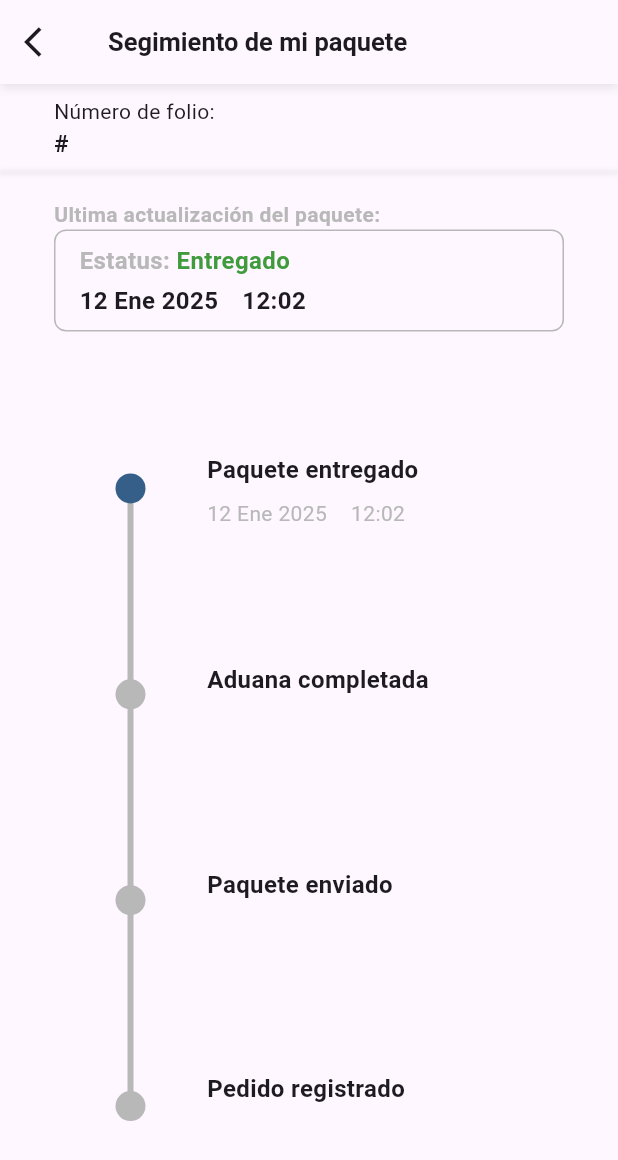
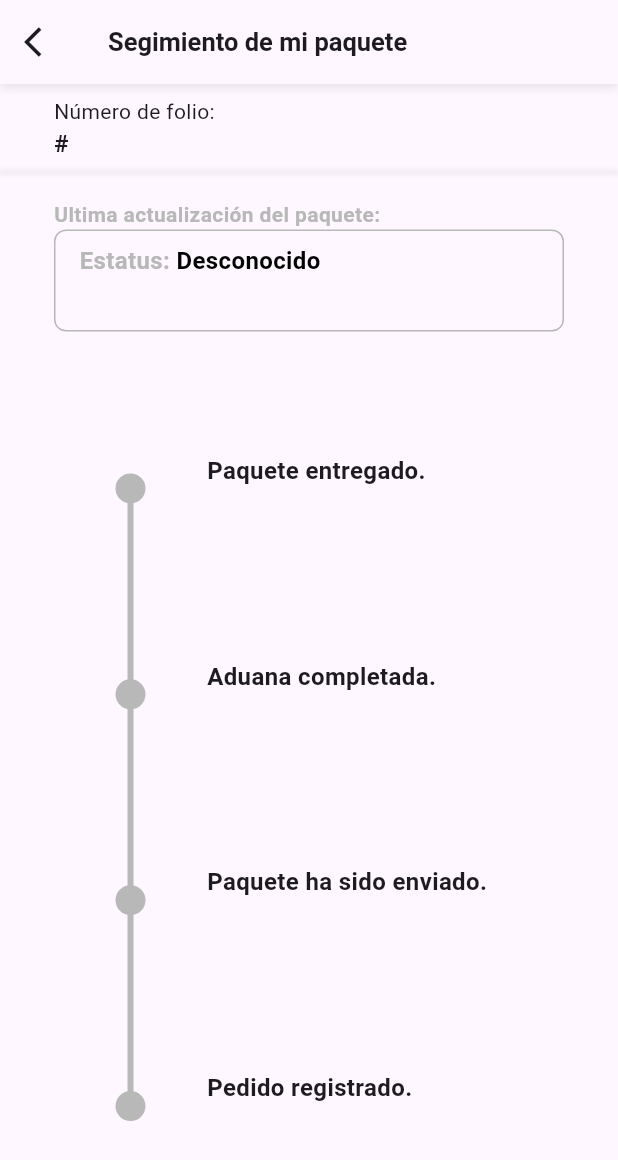
Before and after one commit to melchorleal/APS-2025-1-APP-MOVIL, a Flutter app: the TrackingPage screen opened directly with empty values, on a phone screen of 412 x 824 dp. Shown: the top 1160 px of the screen. Run offline on Flutter 3.47's test engine with Material 3 defaults, Android fonts, the phone set to English and light mode, and no system bars.

Commit message:
Add Complete: Implementation - Fully functional tracking and folio

```diff
--- a/lib/models/package_model.dart
+++ b/lib/models/package_model.dart
@@ -1,29 +1,47 @@
 //import 'dart:convert';
 
+import 'dart:convert';
+
 class Package {
+  final String folio;
+  final String status;
+  final String completeDate;
+  final String completeTime;
+
   Package({
     required this.folio,
     required this.status,
-    required this.date,
-    required this.time,
+    required this.completeDate,
+    required this.completeTime,
   });
 
-  final String folio;
-  final String status;
-  final String date;
-  final String time;
+  String get time {
+  // Si el formato es siempre HH:mm:ss
+    if (completeTime.length >= 5) {
+      return completeTime.substring(0, 5);
+    }
+    return completeTime;
+  }
 
-  /*
+  String get date {
+    // Espera formato: Mon May 13 2024
+    final parts = completeDate.split(' ');
+    if (parts.length == 4) {
+      // parts[2] = día, parts[1] = mes, parts[3] = año
+      return '${parts[2]} ${parts[1]} ${parts[3]}';
+    }
+    return completeDate;
+  }
+
+  // Factory para crear desde JSON string
   factory Package.fromJson(String str) =>
       Package.fromMap(json.decode(str));
-  */
 
-  factory Package.fromMap(Map<String, dynamic> json) {
-    return Package(
-      folio: json['folio'] as String,
-      status: json['status'] as String,
-      date: json['date'] as String,
-      time: json['time'] as String,
-    );
-  }
+  // Factory para crear desde un Map
+  factory Package.fromMap(Map<String, dynamic> json) => Package(
+    folio: json["folio"]?.toString() ?? '',
+    status: json["estatus"]?.toString() ?? '',
+    completeDate: json["fecha"]?.toString() ?? '',
+    completeTime: json["hora"]?.toString() ?? '',
+  );
 }
--- a/lib/pages/folio_page.dart
+++ b/lib/pages/folio_page.dart
@@ -2,6 +2,8 @@ import 'package:aps_2025_1_app_movil/utils/my_colors.dart';
 import 'package:flutter/material.dart';
 import 'package:provider/provider.dart';
 import '../providers/package_provider.dart';
+
+
 
 class FolioPage extends StatelessWidget {
   const FolioPage({super.key});
@@ -60,7 +62,7 @@ class _FolioTitle extends StatelessWidget {
 class _FolioInput extends StatelessWidget {
   final TextEditingController controller;
 
-  const _FolioInput({Key? key, required this.controller});
+  const _FolioInput({required this.controller});
 
   @override
   Widget build(BuildContext context) {
@@ -91,7 +93,7 @@ class _FolioInput extends StatelessWidget {
 class _SearchButton extends StatelessWidget {
   final TextEditingController controller;
 
-  const _SearchButton({super.key, required this.controller});
+  const _SearchButton({required this.controller});
 
   @override
   Widget build(BuildContext context) {
@@ -100,8 +102,7 @@ class _SearchButton extends StatelessWidget {
       width: double.infinity,
       height: 50,
       child: ElevatedButton(
-        onPressed: () => Navigator.pushNamed(context, 'tracking_page', arguments: controller.text),
-//        onPressed: () => _onSearchPressed(context, controller),
+        onPressed: () => _onSearchPressed(context, controller),
         style: ElevatedButton.styleFrom(
           backgroundColor: MyColors.blue,
           shape: RoundedRectangleBorder(
@@ -120,10 +121,20 @@ class _SearchButton extends StatelessWidget {
 
 Future<void> _onSearchPressed(BuildContext context, TextEditingController controller) async {
   final folio = controller.text.trim();
+  final folioInt = int.tryParse(folio);
   if (folio.isEmpty) {
     ScaffoldMessenger.of(context).showSnackBar(
       SnackBar(
         content: Text('Por favor ingrese un número de folio.'),
+        duration: Duration(seconds: 3),
+      ),
+    );
+    return;
+  }
+  if (folioInt == null ) {
+    ScaffoldMessenger.of(context).showSnackBar(
+      SnackBar(
+        content: Text('El número de folio debe ser un número entero.'),
         duration: Duration(seconds: 3),
       ),
     );
--- a/lib/pages/tracking_page.dart
+++ b/lib/pages/tracking_page.dart
@@ -1,5 +1,13 @@
+import 'package:aps_2025_1_app_movil/models/package_model.dart';
 import 'package:aps_2025_1_app_movil/utils/my_colors.dart';
 import 'package:flutter/material.dart';
+
+final List<String> statuses = [
+  'Paquete entregado.',
+  'Aduana completada.',
+  'Paquete ha sido enviado.',
+  'Pedido registrado.',
+];
 
 class TrackingPage extends StatelessWidget {
 
@@ -7,21 +15,7 @@ class TrackingPage extends StatelessWidget {
 
   @override
   Widget build(BuildContext context) {
-  final String folio = ModalRoute.of(context)?.settings.arguments as String;
-  final List<String> statuses = [
-  'Paquete entregado',
-  'Aduana completada',
-  'Paquete enviado',
-  'Pedido registrado',
-];
-  final String status = 'Paquete entregado';
-//  final String status = 'Paquete enviado';
-//  final String status = 'Aduana completada';
-//  final String status = 'Pedido registrado';
-
-final int currentStatus = statuses.indexOf(status);
-final String date = '12 Ene 2025';
-final String time = '12:02';
+    final Package paquete = ModalRoute.of(context)?.settings.arguments as Package;
 
     return SafeArea(
       child: Scaffold(
@@ -29,9 +23,9 @@ final String time = '12:02';
         body: Column(
           crossAxisAlignment: CrossAxisAlignment.start,
           children: [
-            FolioNumBox(folio: folio),
-            StatusReportBox(status: status, date: date, time: time),
-            TimelineStatusBox(statuses: statuses, currentStatus: currentStatus, date: date, time: time),
+            FolioNumBox(package: paquete),
+            StatusReport(package: paquete),
+            TimelineStatusBox(package: paquete),
           ],
         ),
       ),
@@ -42,21 +36,18 @@ final String time = '12:02';
 
 
 class TimelineStatusBox extends StatelessWidget {
+  final Package package;
+
   const TimelineStatusBox({
     super.key,
-    required this.statuses,
-    required this.currentStatus,
-    required this.date,
-    required this.time,
+    required this.package,
   });
 
-  final List<String> statuses;
-  final int currentStatus;
-  final String date;
-  final String time;
 
   @override
   Widget build(BuildContext context) {
+    final int currentStatus = statuses.indexOf(package.status);
+
     return Expanded( //ocupar todo el epacio restante
       child: Container( //dar margenes
         margin: EdgeInsets.symmetric(horizontal: 36, vertical: 18),
@@ -79,7 +70,7 @@ class TimelineStatusBox extends StatelessWidget {
                       ),
                     ),
                   ),
-                  _TimelineStatus(statuses: statuses, currentStatus: currentStatus),
+                  _TimelineStatus( currentStatus: currentStatus),
                 ]
               ),
             ),
@@ -104,7 +95,7 @@ class TimelineStatusBox extends StatelessWidget {
                       isActive ? Row(
                         children: [
                           Text(
-                           date,
+                           package.date,
                             style: TextStyle(
                               fontSize: 14,
                               color: MyColors.gray,
@@ -112,7 +103,7 @@ class TimelineStatusBox extends StatelessWidget {
                           ),
                           SizedBox(width: 16),
                           Text(
-                            time,
+                            package.time,
                             style: TextStyle(
                               fontSize: 14,
                               color: MyColors.gray,
@@ -135,9 +126,8 @@ class TimelineStatusBox extends StatelessWidget {
 
 
 class _TimelineStatus extends StatelessWidget {
-  final List<String> statuses;
   final int currentStatus;
-  const _TimelineStatus({required this.statuses, required this.currentStatus});
+  const _TimelineStatus({ required this.currentStatus});
 
   @override
   Widget build(BuildContext context) {
@@ -160,33 +150,31 @@ class _TimelineStatus extends StatelessWidget {
 }
 
 
+class StatusReportBox extends StatelessWidget {
+  final Package package;
+  late String simpleStatus = 'Desconocido';
+  late Color statusColor = Colors.black;
 
-class StatusReportBox extends StatelessWidget {
-
-  late final String simpleStatus;
-  late final Color simpleStatusColor;
-  final String date;
-  final String time;
-  StatusReportBox({super.key, required String status, required this.date, required this.time}) {
-    if (status == 'Pedido registrado') {
+  StatusReportBox({super.key, required this.package,}) {
+    final String status = package.status;
+    if (status == statuses[0]) {
+      simpleStatus = 'Entregado';
+      statusColor = MyColors.green;
+    } else if (status == statuses[1]) {
+      simpleStatus = 'Enviado';
+      statusColor = MyColors.blue;
+    } else if (status == statuses[2]) {
+      simpleStatus = 'Enviado';
+      statusColor = MyColors.blue;
+    } else if (status == statuses[3]) {
       simpleStatus = 'Pendiente';
-      simpleStatusColor = MyColors.red;
-    } else if (status == 'Paquete enviado') {
-      simpleStatus = 'Enviado';
-      simpleStatusColor = MyColors.blue;
-    } else if (status == 'Aduana completada') {
-      simpleStatus = 'Enviado';
-      simpleStatusColor = MyColors.blue;
-    } else if (status == 'Paquete entregado') {
-      simpleStatus = 'Entregado';
-      simpleStatusColor = MyColors.green;
-    } else {
-      simpleStatus = 'Desconocido';
-      simpleStatusColor = Colors.black;
+      statusColor = MyColors.red;
     }
   }
 
-  Column statusReportData() {
+  @override
+  Widget build(BuildContext context) {
+
     return Column(
       crossAxisAlignment: CrossAxisAlignment.start,
       children: [
@@ -205,7 +193,7 @@ class StatusReportBox extends StatelessWidget {
               style: TextStyle(
                 fontSize: 16,
                 fontWeight: FontWeight.bold,
-                color: simpleStatusColor,
+                color: statusColor,
               ),
             ),
           ],
@@ -214,8 +202,7 @@ class StatusReportBox extends StatelessWidget {
         Row(
           children: [
             Text(
-//              package.date.toString()
-              date,
+              package.date,
               style: TextStyle(
                 fontSize: 16,
                 fontWeight: FontWeight.bold,
@@ -223,8 +210,7 @@ class StatusReportBox extends StatelessWidget {
             ),
             SizedBox(width: 16),
             Text(
-//              package.time.toString()
-              time,
+              package.time,
               style: TextStyle(
                 fontSize: 16,
                 fontWeight: FontWeight.bold,
@@ -234,7 +220,15 @@ class StatusReportBox extends StatelessWidget {
         )
       ],
     );
+
   }
+}
+
+
+class StatusReport extends StatelessWidget {
+  final Package package;
+
+  const StatusReport({super.key, required this.package});
 
   @override
   Widget build(BuildContext context) {
@@ -260,7 +254,7 @@ class StatusReportBox extends StatelessWidget {
                 color: MyColors.gray,
               ),
             ),
-            child: statusReportData(),
+            child: StatusReportBox(package: package),
           ),
         ],
       ),
@@ -269,11 +263,10 @@ class StatusReportBox extends StatelessWidget {
 }
 
 
+class FolioNumBox extends StatelessWidget {
+  final Package package;
 
-class FolioNumBox extends StatelessWidget {
-  final String folio;
-
-  const FolioNumBox({super.key, required this.folio});
+  const FolioNumBox({super.key, required this.package});
 
   @override
   Widget build(BuildContext context) {
@@ -291,7 +284,7 @@ class FolioNumBox extends StatelessWidget {
                 textAlign: TextAlign.left,
               ),
               Text(
-                '#$folio',
+                '#${package.folio}',
                 style: TextStyle(fontSize: 16, fontWeight: FontWeight.bold),
                 textAlign: TextAlign.left,
               ),
@@ -317,7 +310,6 @@ class FolioNumBox extends StatelessWidget {
     );
   }
 }
-
 
 
 class CustomAppBar extends StatelessWidget implements PreferredSizeWidget {
--- a/lib/providers/package_provider.dart
+++ b/lib/providers/package_provider.dart
@@ -14,14 +14,14 @@ class PackageProvider with ChangeNotifier {
   String? get errorMessage => _errorMessage;
 
   Future<void> fetchPackage(String folio) async {
-    final url = Uri.parse('https://localhost:777/Package/$folio');
+    final url = Uri.parse('http://192.168.1.68:777/api/tracking/$folio');
 
     try {
       final response = await http.get(url);
+      print('Response body: ' + response.body);
 
       if (response.statusCode == 200) {
-//      _package = Package.fromJson(json.decode(response.body));
-        _package = Package.fromMap(json.decode(response.body));
+        _package = Package.fromMap(json.decode(response.body)['body']);
         _errorMessage = null;
       } else if (response.statusCode == 404) {
         _package = null;
```
